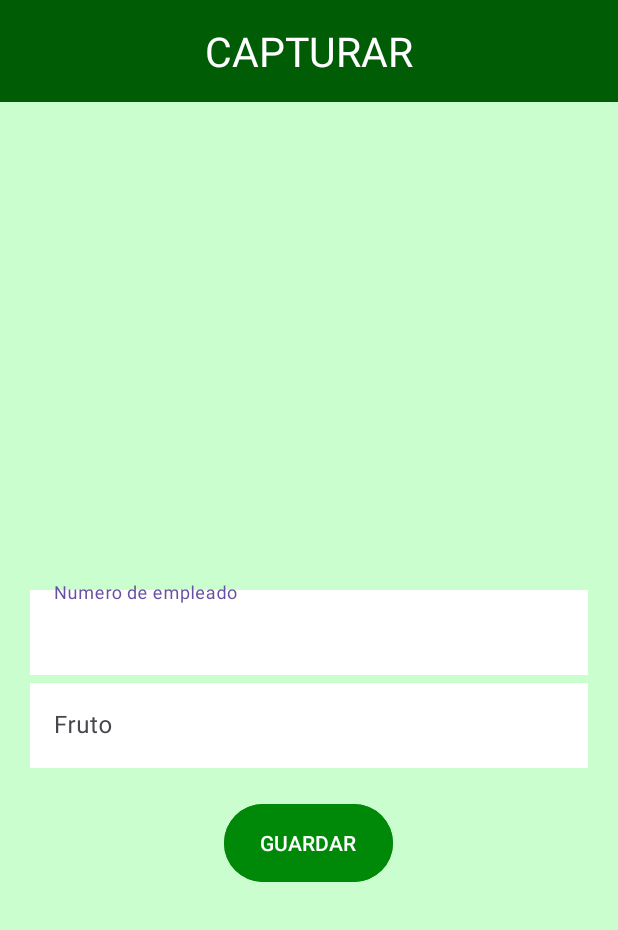
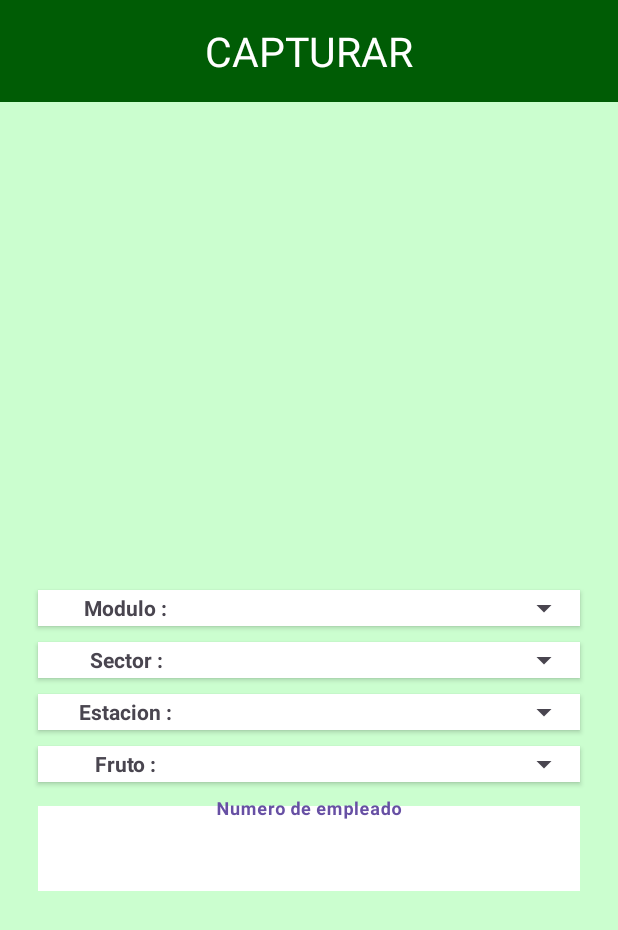
Before and after one commit to JOSShelby/Conteo_Berries, an Android app: the layout activity_pantalla_capturar.xml on its own in the app's theme, with its tools: preview values and no code run, on a phone screen of 412 x 824 dp. Shown: the top 930 px of the screen. Run offline under Robolectric (Android 15) with nearby library versions, the light colour scheme and no system bars.

Commit message:
modulo capturar completado y detalles

```diff
--- a/app/src/main/res/layout/activity_pantalla_capturar.xml
+++ b/app/src/main/res/layout/activity_pantalla_capturar.xml
@@ -48,31 +48,134 @@
                 android:weightSum="5"
                 >
 
+                <LinearLayout
+                    android:layout_width="match_parent"
+                    android:layout_height="match_parent"
+                    android:background="@color/white"
+                    android:layout_weight="1"
+                    android:weightSum="3"
+                    android:layout_margin="5dp"
+                    android:elevation="2dp"
+                    android:orientation="horizontal">
+
+                    <TextView
+                        android:layout_width="match_parent"
+                        android:layout_height="match_parent"
+                        android:gravity="center"
+                        android:layout_weight="2"
+                        android:text="Modulo : "
+                        android:textStyle="bold"
+                        />
 
                     <Spinner
                         android:id="@+id/inpModulo"
                         android:layout_width="match_parent"
                         android:layout_height="match_parent"
-                        android:background="#ffffff"
+                        android:textAlignment="center"
+                        android:layout_weight="1"
                         android:hint="Modulo"
-                        android:layout_weight="1"
+
                         />
+
+
+                </LinearLayout>
+
+
+            <LinearLayout
+                android:layout_width="match_parent"
+                android:layout_height="match_parent"
+                android:background="@color/white"
+                android:layout_weight="1"
+                android:weightSum="3"
+                android:layout_margin="5dp"
+                android:orientation="horizontal"
+                android:elevation="2dp"
+                >
+
+                <TextView
+                    android:layout_width="match_parent"
+                    android:layout_height="match_parent"
+                    android:layout_weight="2"
+                    android:text="Sector : "
+                    android:gravity="center"
+                    android:textStyle="bold"
+                    />
                 <Spinner
                     android:id="@+id/inpSector"
                     android:layout_width="match_parent"
                     android:layout_height="match_parent"
-                    android:background="#ffffff"
-                    android:hint="Modulo"
+                    android:hint="Sector"
+                    android:textAlignment="center"
                     android:layout_weight="1"
+                    />
+
+            </LinearLayout>
+
+
+            <LinearLayout
+                android:layout_width="match_parent"
+                android:layout_height="match_parent"
+                android:background="@color/white"
+                android:layout_weight="1"
+                android:weightSum="3"
+                android:layout_margin="5dp"
+                android:orientation="horizontal"
+                android:elevation="2dp"
+                >
+
+                <TextView
+                    android:layout_width="match_parent"
+                    android:layout_height="match_parent"
+                    android:layout_weight="2"
+                    android:text="Estacion : "
+                    android:gravity="center"
+                    android:textStyle="bold"
                     />
                 <Spinner
                     android:id="@+id/inpEstacion"
                     android:layout_width="match_parent"
                     android:layout_height="match_parent"
-                    android:background="#ffffff"
                     android:hint="Modulo"
+                    android:textAlignment="center"
                     android:layout_weight="1"
                     />
+
+            </LinearLayout>
+
+
+            <LinearLayout
+                android:layout_margin="5dp"
+                android:layout_width="match_parent"
+                android:layout_height="match_parent"
+                android:background="@color/white"
+                android:layout_weight="1"
+                android:weightSum="3"
+                android:orientation="horizontal"
+                android:elevation="2dp"
+                >
+
+                <TextView
+                    android:layout_width="match_parent"
+                    android:layout_height="match_parent"
+                    android:layout_weight="2"
+                    android:text="Fruto : "
+                    android:gravity="center"
+                    android:textStyle="bold"
+                    />
+
+                <Spinner
+                    android:id="@+id/inpFruto"
+                    android:layout_width="match_parent"
+                    android:layout_height="match_parent"
+                    android:hint="Fruto"
+                    android:textAlignment="center"
+                    android:layout_weight="1"
+
+                    />
+
+            </LinearLayout>
+
+
 
 
 
@@ -80,47 +183,31 @@
                     android:layout_width="match_parent"
                     android:layout_height="match_parent"
                     android:layout_weight="1"
-                    android:gravity="center">
+                    android:gravity="center"
+                    android:layout_margin="5dp"
+                    android:elevation="2dp"
+                    >
 
                     <com.google.android.material.textfield.TextInputEditText
                         android:id="@+id/inpNumEmpleado"
                         android:layout_width="match_parent"
                         android:layout_height="match_parent"
                         android:background="#ffffff"
-                        android:hint="Numero de empleado" />
-                </com.google.android.material.textfield.TextInputLayout>
+                        android:gravity="center"
+                        android:hint="Numero de empleado"
+                        android:textStyle="bold"
 
-                <com.google.android.material.textfield.TextInputLayout
-                    android:layout_width="match_parent"
-                    android:layout_height="match_parent"
-                    android:layout_weight="1"
-                    android:gravity="center">
 
-                    <com.google.android.material.textfield.TextInputEditText
-                        android:id="@+id/inpFruto"
-                        android:layout_width="match_parent"
-                        android:layout_height="match_parent"
-                        android:background="#ffffff"
-                        android:hint="Fruto" />
+
+
+                        />
                 </com.google.android.material.textfield.TextInputLayout>
 
 
 
-                <LinearLayout
-                    android:layout_marginTop="20dp"
-                    android:layout_width="match_parent"
-                    android:layout_height="match_parent"
-                    android:gravity="center"
-                    android:orientation="horizontal">
 
-                    <Button
-                        android:id="@+id/btnGuardar"
-                        android:layout_width="wrap_content"
-                        android:layout_height="60dp"
-                        android:gravity="center"
-                        android:backgroundTint="#008808"
-                        android:text="GUARDAR" />
-                </LinearLayout>
+
+
 
             </LinearLayout>
         </ScrollView>
```
Also changed, not shown: app/src/main/AndroidManifest.xml (+6 -2 lines), app/src/main/java/com/example/berriesconteo/QRScannerFragment.kt (+39 -2 lines), app/src/main/java/com/example/berriesconteo/pantalla_capturar.kt (+110 -8 lines).
